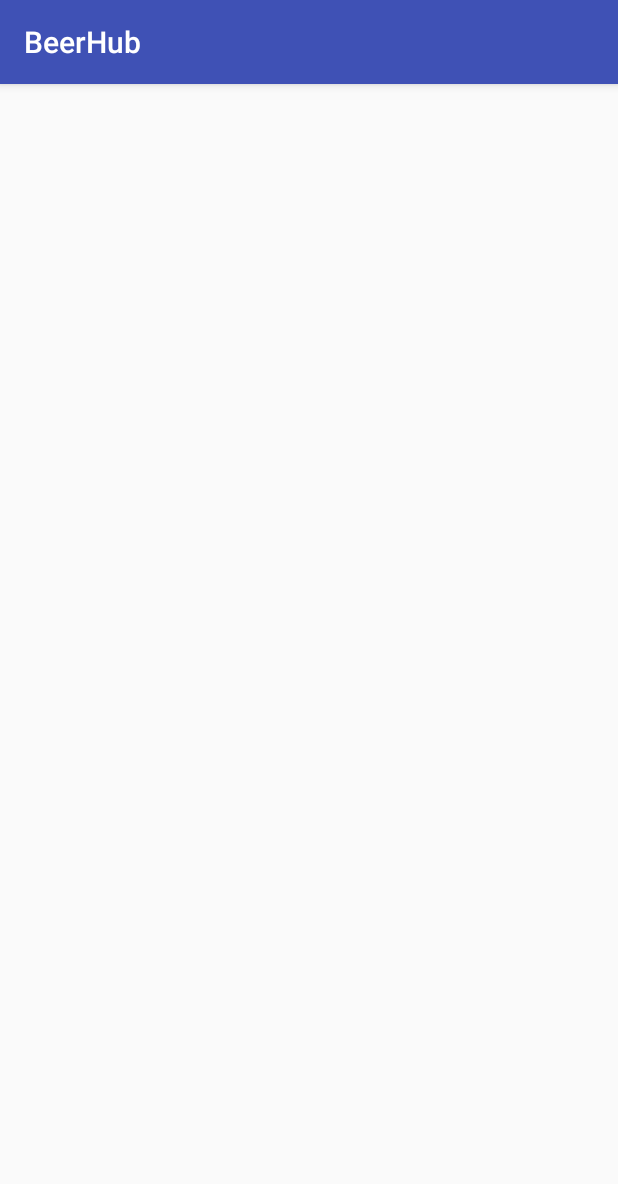
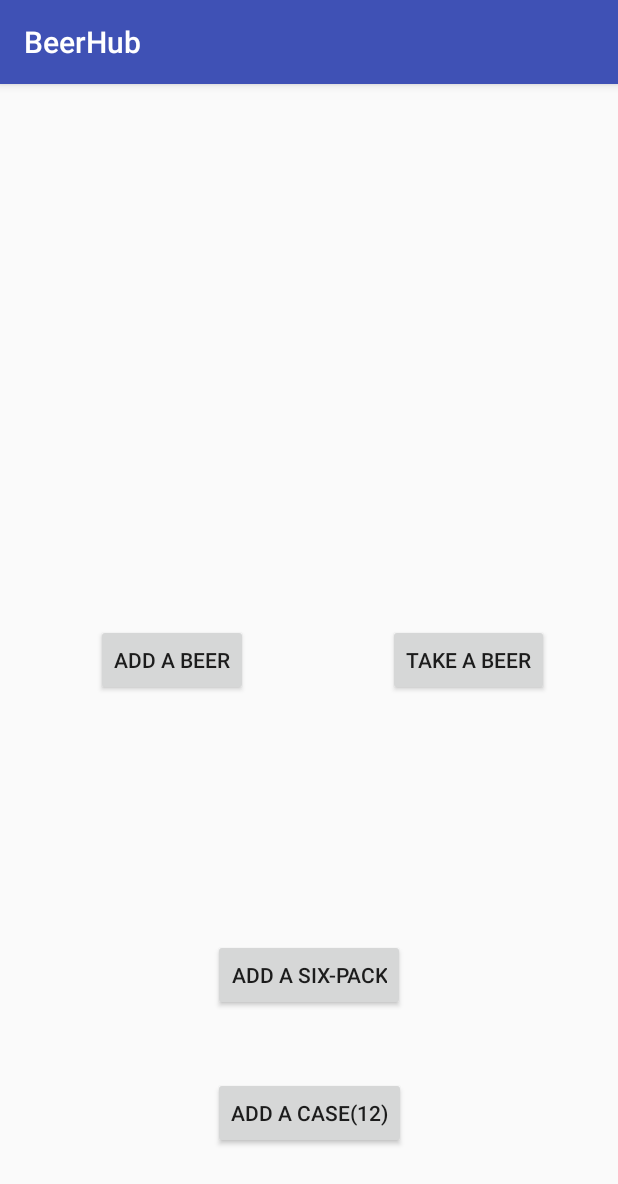
Before and after one commit to shostler/BeerHub, an Android app: the PersonalDashboardActivity screen opened directly, with no data from a screen before it, on a phone screen of 412 x 824 dp. Shown: the top 1184 px of the screen. Run offline under Robolectric (Android 15) with nearby library versions, the phone set to English and light mode, and no system bars.

Commit message:
placeholder buttons on personaldash

```diff
--- a/app/src/main/java/com/infusionsoft/beerhub/PersonalDashboardActivity.java
+++ b/app/src/main/java/com/infusionsoft/beerhub/PersonalDashboardActivity.java
@@ -2,6 +2,7 @@ package com.infusionsoft.beerhub;
 
 import android.support.v7.app.AppCompatActivity;
 import android.os.Bundle;
+import android.view.View;
 
 public class PersonalDashboardActivity extends AppCompatActivity {
 
@@ -10,10 +11,24 @@ public class PersonalDashboardActivity extends AppCompatActivity {
         super.onCreate(savedInstanceState);
         setContentView(R.layout.activity_personal_dashboard);
     }
+
+    public void clickAddCase(View view) {
+        //TODO
+    }
+
+    public void clickAddSixPack(View view) {
+        //TODO
+    }
+
+    public void clickAddBeer(View view) {
+        //TODO
+    }
+
+    public void clickTakeBeer(View view) {
+        //TODO
+    }
+
     //TODO show current totals
-    //TODO add button to add beer
-    //TODO ditto g-pack
-    //TODO ditto case of 12
     //TODO show updated totals
     //TODO drop back to mainActitivy
 
--- a/app/src/main/res/layout/activity_personal_dashboard.xml
+++ b/app/src/main/res/layout/activity_personal_dashboard.xml
@@ -11,5 +11,47 @@
     android:paddingTop="@dimen/activity_vertical_margin"
     tools:context="com.infusionsoft.beerhub.PersonalDashboardActivity"
     >
+    <!-- TODO switch these buttons to pictures -->
 
+    <Button
+        android:text="Add a Case(12)"
+        android:layout_width="wrap_content"
+        android:layout_height="wrap_content"
+        android:id="@+id/addCaseButt"
+        android:layout_alignParentBottom="true"
+        android:layout_alignStart="@+id/addSixButt"
+        android:layout_marginBottom="42dp"
+        android:onClick="clickAddCase" />
+
+    <Button
+        android:text="Add A Six-pack"
+        android:layout_width="wrap_content"
+        android:layout_height="wrap_content"
+        android:id="@+id/addSixButt"
+        android:layout_marginBottom="44dp"
+        android:layout_above="@+id/addCaseButt"
+        android:layout_centerHorizontal="true"
+        android:onClick="clickAddSixPack" />
+
+    <Button
+        android:text="Add A Beer"
+        android:layout_width="wrap_content"
+        android:layout_height="wrap_content"
+        android:layout_marginStart="48dp"
+        android:id="@+id/addBeerButt"
+        android:layout_centerVertical="true"
+        android:layout_alignParentStart="true"
+        android:onClick="clickAddBeer" />
+
+    <Button
+        android:text="Take A Beer"
+        android:layout_width="wrap_content"
+        android:layout_height="wrap_content"
+        android:id="@+id/takeBeerButt"
+        android:layout_marginLeft="97dp"
+        android:layout_alignBaseline="@+id/addBeerButt"
+        android:layout_alignBottom="@+id/addBeerButt"
+        android:layout_alignParentEnd="true"
+        android:layout_marginEnd="30dp"
+        android:onClick="clickTakeBeer" />
 </RelativeLayout>
```
